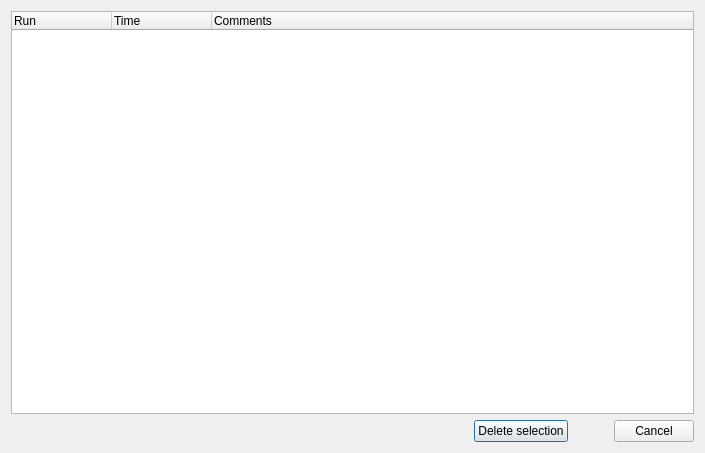
This is ui/ui_delete.ui in Artelia/Mascaret as Qt 5 draws it before an edit. The edited form follows.
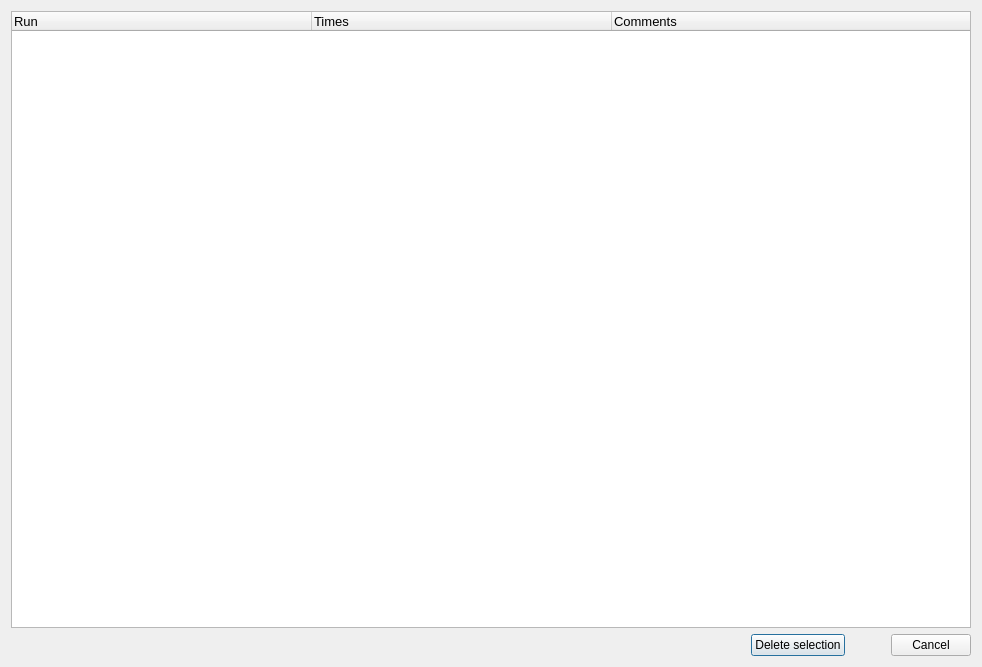
This is the edited form.

The edit to the form file:
```diff
--- a/ui/ui_delete.ui
+++ b/ui/ui_delete.ui
@@ -6,8 +6,8 @@
    <rect>
     <x>0</x>
     <y>0</y>
-    <width>705</width>
-    <height>453</height>
+    <width>982</width>
+    <height>667</height>
    </rect>
   </property>
   <property name="windowTitle">
@@ -18,20 +18,62 @@
     <layout class="QVBoxLayout" name="verticalLayout">
      <item>
       <widget class="QTreeWidget" name="treeWidget">
+       <property name="autoFillBackground">
+        <bool>false</bool>
+       </property>
+       <property name="headerHidden">
+        <bool>false</bool>
+       </property>
+       <attribute name="headerVisible">
+        <bool>true</bool>
+       </attribute>
+       <attribute name="headerCascadingSectionResizes">
+        <bool>true</bool>
+       </attribute>
+       <attribute name="headerDefaultSectionSize">
+        <number>300</number>
+       </attribute>
+       <attribute name="headerHighlightSections">
+        <bool>true</bool>
+       </attribute>
+       <attribute name="headerMinimumSectionSize">
+        <number>31</number>
+       </attribute>
+       <attribute name="headerShowSortIndicator" stdset="0">
+        <bool>false</bool>
+       </attribute>
+       <attribute name="headerStretchLastSection">
+        <bool>true</bool>
+       </attribute>
        <column>
         <property name="text">
          <string>Run</string>
         </property>
+        <property name="font">
+         <font>
+          <pointsize>10</pointsize>
+         </font>
+        </property>
        </column>
        <column>
         <property name="text">
-         <string>Time</string>
+         <string>Times</string>
+        </property>
+        <property name="font">
+         <font>
+          <pointsize>10</pointsize>
+         </font>
         </property>
        </column>
        <column>
         <property name="text">
          <string>Comments</string>
         </property>
+        <property name="font">
+         <font>
+          <pointsize>10</pointsize>
+         </font>
+        </property>
        </column>
       </widget>
      </item>
```
Left out of the diff: 2 changed lines with no effect on the pictures.
